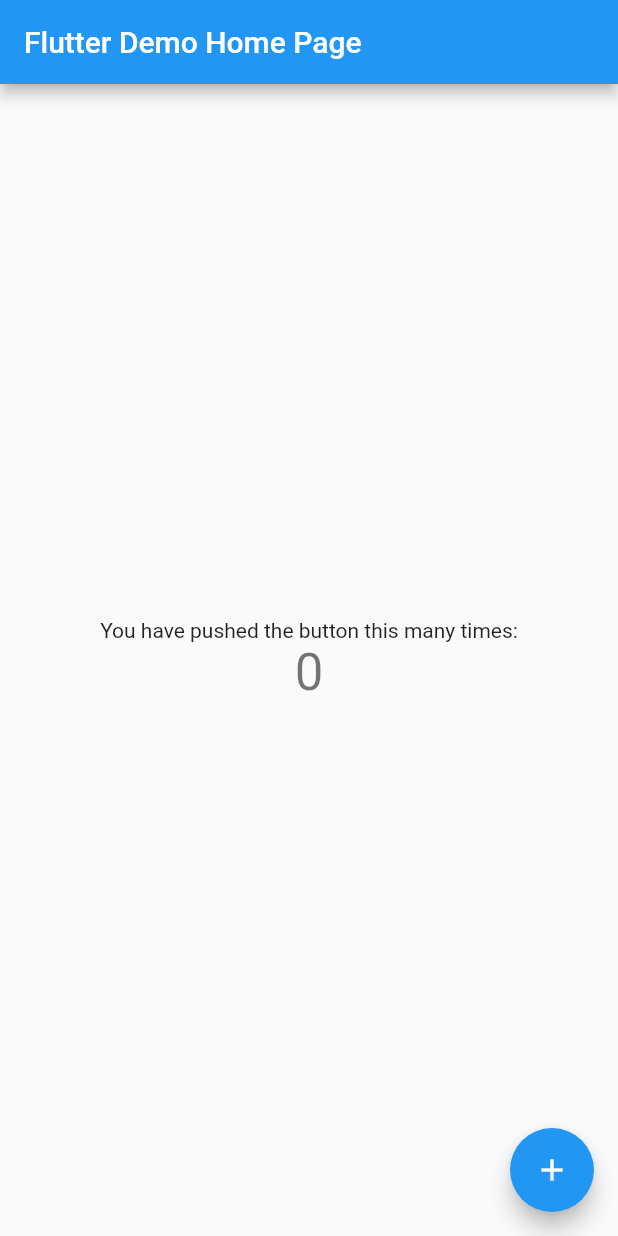
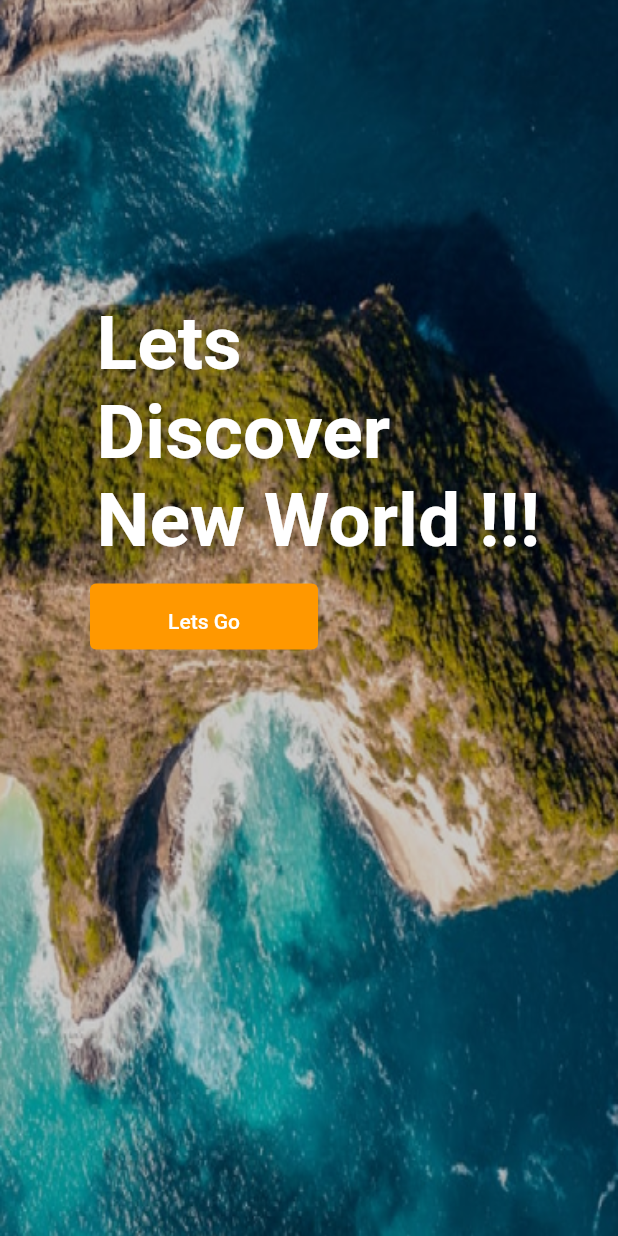
Before and after one commit to sbiswas2209/sih-2022, a Flutter app: the screen it shows after launch, on a phone screen of 412 x 824 dp. Run offline on Flutter 3.47's test engine with Material 2 defaults, Android fonts, the phone set to English and light mode, and no system bars.

Commit message:
onboarding

```diff
--- a/client/lib/main.dart
+++ b/client/lib/main.dart
@@ -1,3 +1,4 @@
+import 'package:client/screens/onboarding.dart';
 import 'package:flutter/material.dart';
 
 void main() {
@@ -13,103 +14,9 @@
     return MaterialApp(
       title: 'Flutter Demo',
       theme: ThemeData(
-        // This is the theme of your application.
-        //
-        // Try running your application with "flutter run". You'll see the
-        // application has a blue toolbar. Then, without quitting the app, try
-        // changing the primarySwatch below to Colors.green and then invoke
-        // "hot reload" (press "r" in the console where you ran "flutter run",
-        // or simply save your changes to "hot reload" in a Flutter IDE).
-        // Notice that the counter didn't reset back to zero; the application
-        // is not restarted.
         primarySwatch: Colors.blue,
       ),
-      home: const MyHomePage(title: 'Flutter Demo Home Page'),
+      home: const Home(),
     );
   }
 }
-
-class MyHomePage extends StatefulWidget {
-  const MyHomePage({Key? key, required this.title}) : super(key: key);
-
-  // This widget is the home page of your application. It is stateful, meaning
-  // that it has a State object (defined below) that contains fields that affect
-  // how it looks.
-
-  // This class is the configuration for the state. It holds the values (in this
-  // case the title) provided by the parent (in this case the App widget) and
-  // used by the build method of the State. Fields in a Widget subclass are
-  // always marked "final".
-
-  final String title;
-
-  @override
-  State<MyHomePage> createState() => _MyHomePageState();
-}
-
-class _MyHomePageState extends State<MyHomePage> {
-  int _counter = 0;
-
-  void _incrementCounter() {
-    setState(() {
-      // This call to setState tells the Flutter framework that something has
-      // changed in this State, which causes it to rerun the build method below
-      // so that the display can reflect the updated values. If we changed
-      // _counter without calling setState(), then the build method would not be
-      // called again, and so nothing would appear to happen.
-      _counter++;
-    });
-  }
-
-  @override
-  Widget build(BuildContext context) {
-    // This method is rerun every time setState is called, for instance as done
-    // by the _incrementCounter method above.
-    //
-    // The Flutter framework has been optimized to make rerunning build methods
-    // fast, so that you can just rebuild anything that needs updating rather
-    // than having to individually change instances of widgets.
-    return Scaffold(
-      appBar: AppBar(
-        // Here we take the value from the MyHomePage object that was created by
-        // the App.build method, and use it to set our appbar title.
-        title: Text(widget.title),
-      ),
-      body: Center(
-        // Center is a layout widget. It takes a single child and positions it
-        // in the middle of the parent.
-        child: Column(
-          // Column is also a layout widget. It takes a list of children and
-          // arranges them vertically. By default, it sizes itself to fit its
-          // children horizontally, and tries to be as tall as its parent.
-          //
-          // Invoke "debug painting" (press "p" in the console, choose the
-          // "Toggle Debug Paint" action from the Flutter Inspector in Android
-          // Studio, or the "Toggle Debug Paint" command in Visual Studio Code)
-          // to see the wireframe for each widget.
-          //
-          // Column has various properties to control how it sizes itself and
-          // how it positions its children. Here we use mainAxisAlignment to
-          // center the children vertically; the main axis here is the vertical
-          // axis because Columns are vertical (the cross axis would be
-          // horizontal).
-          mainAxisAlignment: MainAxisAlignment.center,
-          children: <Widget>[
-            const Text(
-              'You have pushed the button this many times:',
-            ),
-            Text(
-              '$_counter',
-              style: Theme.of(context).textTheme.headline4,
-            ),
-          ],
-        ),
-      ),
-      floatingActionButton: FloatingActionButton(
-        onPressed: _incrementCounter,
-        tooltip: 'Increment',
-        child: const Icon(Icons.add),
-      ), // This trailing comma makes auto-formatting nicer for build methods.
-    );
-  }
-}
--- /dev/null
+++ b/client/lib/screens/onboarding.dart
@@ -0,0 +1,61 @@
+import 'package:flutter/material.dart';
+
+class Home extends StatefulWidget {
+  const Home({Key? key}) : super(key: key);
+
+  @override
+  State<Home> createState() => _HomeState();
+}
+
+class _HomeState extends State<Home> {
+  @override
+  Widget build(BuildContext context) {
+    return Scaffold(
+        body: Stack(
+      children: [
+        Container(
+          constraints: BoxConstraints.expand(),
+          decoration: BoxDecoration(
+              image: DecorationImage(
+                  image: AssetImage('assets/onboarding.png'),
+                  fit: BoxFit.cover)),
+          child: null,
+        ),
+        Column(children: [
+          const Padding(
+            padding: EdgeInsets.fromLTRB(0, 200, 0, 0),
+            child: Text(
+              ' Lets \n Discover \n New World !!!',
+              style: TextStyle(
+                  fontSize: 50,
+                  fontWeight: FontWeight.bold,
+                  color: Colors.white),
+            ),
+          ),
+          SizedBox(
+            height: 10,
+          ),
+          Padding(
+            padding: const EdgeInsets.fromLTRB(60, 0, 200, 0),
+            child: Container(
+              decoration: const BoxDecoration(
+                  borderRadius: BorderRadius.all(Radius.circular(5.0))),
+              width: MediaQuery.of(context).size.width - 200,
+              child: Padding(
+                padding: const EdgeInsets.fromLTRB(0, 0, 0, 0),
+                child: TextButton(
+                  onPressed: null,
+                  style: TextButton.styleFrom(backgroundColor: Colors.orange),
+                  child: const Text(
+                    "Lets Go",
+                    style: TextStyle(color: Colors.white, height: 2.0),
+                  ),
+                ),
+              ),
+            ),
+          ),
+        ]),
+      ],
+    ));
+  }
+}
--- a/client/pubspec.yaml
+++ b/client/pubspec.yaml
@@ -58,9 +58,9 @@
   uses-material-design: true
 
   # To add assets to your application, add an assets section, like this:
-  # assets:
-  #   - images/a_dot_burr.jpeg
-  #   - images/a_dot_ham.jpeg
+  assets:
+    - assets/
+
 
   # An image asset can refer to one or more resolution-specific "variants", see
   # https://flutter.dev/assets-and-images/#resolution-aware.
```
Also changed, not shown: client/assets/onboarding.png (added).
